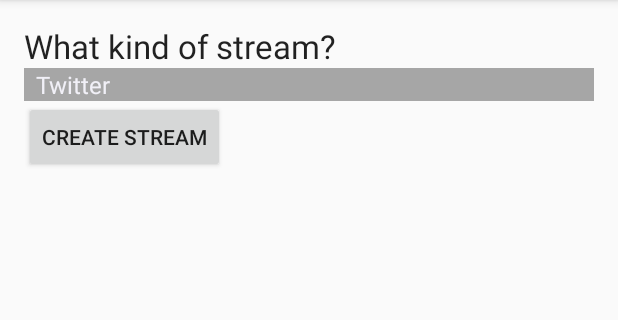
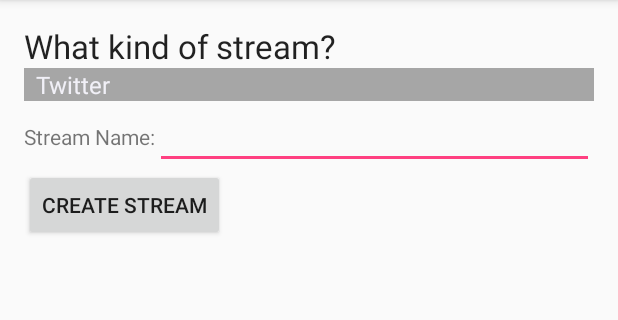
Before and after one commit to Team-Sigma/PhotoStream, an Android app: the screen it shows after launch (NewStreamActivity), after a tap on "Add…", on a phone screen of 412 x 824 dp, the part 84-404 px from its top. Run offline under Robolectric (Android 15) with nearby library versions, the phone set to English and light mode, and no system bars; 8 statements that could not run were skipped; 2 other taps on this screen came first.

Commit message:
Added names to streams, minor fixes and cleanup

```diff
--- a/app/src/main/java/org/sigma/photostream/MainActivity.java
+++ b/app/src/main/java/org/sigma/photostream/MainActivity.java
@@ -21,6 +21,11 @@ import org.sigma.photostream.stream.Stream;
 import org.sigma.photostream.stream.TwitterQuery;
 import org.sigma.photostream.stream.TwitterStream;
 
+import java.util.ArrayList;
+import java.util.LinkedList;
+import java.util.List;
+import java.util.Map;
+
 public class MainActivity extends AppCompatActivity
         implements NavigationView.OnNavigationItemSelectedListener {
     public static final String EXTRA_STREAM_ID = "EXTRA_STREAM_ID";
@@ -40,6 +45,10 @@ public class MainActivity extends AppCompatActivity
 
     private Stream currentStream = null;
 
+    public List<Stream> availableStreams = new ArrayList<>();
+
+    private List<OnPauseListener> onPauseListeners = new LinkedList<>();
+
     @Override
     protected void onCreate(Bundle savedInstanceState) {
         super.onCreate(savedInstanceState);
@@ -55,12 +64,14 @@ public class MainActivity extends AppCompatActivity
         toolbar = (Toolbar) findViewById(R.id.toolbar);
         setSupportActionBar(toolbar);
 
+        final MainActivity me = this;
+
         fab = (FloatingActionButton) findViewById(R.id.fab);
         fab.setOnClickListener(new View.OnClickListener() {
             @Override
             public void onClick(View view) {
-                Snackbar.make(view, "Replace with your own action", Snackbar.LENGTH_LONG)
-                        .setAction("Action", null).show();
+                Intent intent = new Intent(me, NewStreamActivity.class);
+                startActivity(intent);
             }
         });
 
@@ -73,10 +84,24 @@ public class MainActivity extends AppCompatActivity
         navigationView = (NavigationView) findViewById(R.id.nav_view);
         navigationView.setNavigationItemSelectedListener(this);
 
-        TwitterQuery query = new TwitterQuery();
-        query.exactPhrases.add("lunch");
-        TwitterStream test = new TwitterStream(this, query);
-        setCurrentStream(test);
+        fetchAvailableStreams();
+        if(availableStreams.isEmpty()) {
+            TwitterQuery query = new TwitterQuery();
+            query.exactPhrases.add("lunch");
+            TwitterStream test = new TwitterStream(this, query);
+            databaseManager.save(test);
+            availableStreams.add(test);
+        }
+        setCurrentStream(availableStreams.get(0));
+    }
+
+    private <E extends Stream> void addAll(Map<Long, E> map){
+        availableStreams.addAll(map.values());
+    }
+
+    private void fetchAvailableStreams(){
+        addAll(databaseManager.getAllTwitterStreams());
+        //TODO add more streams here
     }
 
     @Override
@@ -105,13 +130,22 @@ public class MainActivity extends AppCompatActivity
 
         //noinspection SimplifiableIfStatement
         if (id == R.id.action_settings) {
+            startEditStreamActivity(currentStream);
+            return true;
+        }else if(id == R.id.action_refresh){
+            refresh();
             return true;
         }
 
         return super.onOptionsItemSelected(item);
     }
 
-    @SuppressWarnings("StatementWithEmptyBody")
+    private void refresh(){
+        currentStream.getFlotsamAdapter().removeAll();
+        currentStream.refresh();
+        startFetching();
+    }
+
     @Override
     public boolean onNavigationItemSelected(MenuItem item) {
         // Handle navigation view item clicks here.
@@ -142,13 +176,33 @@ public class MainActivity extends AppCompatActivity
         return currentStream;
     }
 
+    private void startFetching(){
+        currentStream.getAsyncUntilCountIs(minimumImageCount);
+    }
+
     public void setCurrentStream(Stream stream) {
         if(stream != null) {
             this.currentStream = stream;
             gridView.setAdapter(stream.getFlotsamAdapter());
-            stream.getAsyncUntilCountIs(minimumImageCount);
+            startFetching();
         }else{
             throw new NullPointerException("CurrentStream should not be null!");
         }
     }
+
+    public void addOnPauseListener(OnPauseListener listener){
+        onPauseListeners.add(listener);
+    }
+
+    @Override
+    protected void onPause() {
+        for(OnPauseListener listener : onPauseListeners){
+            listener.onPause(this);
+        }
+        super.onPause();
+    }
+
+    public interface OnPauseListener{
+        void onPause(MainActivity mainActivity);
+    }
 }
--- a/app/src/main/java/org/sigma/photostream/NewStreamActivity.java
+++ b/app/src/main/java/org/sigma/photostream/NewStreamActivity.java
@@ -6,7 +6,9 @@ import android.view.View;
 import android.widget.AdapterView;
 import android.widget.ArrayAdapter;
 import android.widget.Button;
+import android.widget.EditText;
 import android.widget.Spinner;
+import android.widget.TextView;
 import android.widget.Toast;
 
 import org.sigma.photostream.stream.Stream;
@@ -70,6 +72,8 @@ public class NewStreamActivity extends AppCompatActivity {
             s = new TwitterStream();
         }
         if(s != null){
+            EditText txtStreamName = (EditText) findViewById(R.id.txtStreamName);
+            s.name = txtStreamName.getText().toString();
             MainActivity parent = (MainActivity) this.getParent();
             parent.startEditStreamActivity(s);
             this.finish();
--- a/app/src/main/java/org/sigma/photostream/data/DatabaseManager.java
+++ b/app/src/main/java/org/sigma/photostream/data/DatabaseManager.java
@@ -6,6 +6,7 @@ import android.database.Cursor;
 import android.database.sqlite.SQLiteDatabase;
 import android.database.sqlite.SQLiteOpenHelper;
 
+import org.sigma.photostream.stream.Stream;
 import org.sigma.photostream.stream.TwitterQuery;
 import org.sigma.photostream.stream.TwitterStream;
 import org.sigma.photostream.util.Converter;
@@ -23,8 +24,22 @@ import java.util.StringTokenizer;
  * Singleton class that handles all the SQL and other database stuff.
  *
  * <h1>Versioning</h1>
- * <em>Current version: 1</em>
+ * <em>Current version: 2</em>
  * I will maintain a big table of version changes here, to make upgrading as painless as possible.
+ * <table>
+ *     <tr>
+ *         <th>Number</th>
+ *         <th>Notes</th>
+ *     </tr>
+ *     <tr>
+ *         <td>1</td>
+ *         <td>Added Twitter Query and Twitter Stream tables</td>
+ *     </tr>
+ *     <tr>
+ *         <td>2</td>
+ *         <td>Added name column to both tables</td>
+ *     </tr>
+ * </table>
  *
  * @author Tobias Highfill
  */
@@ -64,7 +79,7 @@ public class DatabaseManager {
     /**
      * The current database version. See the versioning info above.
      */
-    public static final int DATABASE_VERSION = 1;
+    public static final int DATABASE_VERSION = 2;
 
     /**
      * The full type definition for primary keys in this DB including constraints.
@@ -72,6 +87,7 @@ public class DatabaseManager {
     public static final String PRIMARY_KEY_DEF = "INTEGER PRIMARY KEY ASC ON CONFLICT FAIL AUTOINCREMENT";
 
     public static final String ID = "id";
+    public static final String NAME = "name";
 
     /**
      * The name of the table storing the Twitter Queries
@@ -89,11 +105,12 @@ public class DatabaseManager {
     public static final String TQ_HASHTAGS = "hashtags";
     //The creation query
     private static final String CREATE_TWITTER_QUERY = String.format(
-            "CREATE TABLE IF NOT EXISTS %s (%s %s , %s TEXT, %s TEXT," +
+            "CREATE TABLE IF NOT EXISTS %s (%s %s, %s TEXT , %s TEXT, %s TEXT," +
                     "%s INTEGER, %s TEXT, %s TEXT, %s TEXT, %s TEXT, %s TEXT, %s TEXT)",
             TWITTER_QUERY,
             ID,
             PRIMARY_KEY_DEF,
+            NAME,
             TQ_FROMUSER,
             TQ_FROMLIST,
             TQ_QUESTION,
@@ -115,11 +132,12 @@ public class DatabaseManager {
     public static final String TS_QUERY = "query";
     //The creation query
     private static final String CREATE_TWITTER_STREAM = String.format(
-            "CREATE TABLE IF NOT EXISTS %s (%s %s, %s INTEGER NOT NULL, %s INTEGER," +
+            "CREATE TABLE IF NOT EXISTS %s (%s %s, %s TEXT, %s INTEGER NOT NULL, %s INTEGER," +
                     "%s INTEGER, %s INTEGER REFERENCES %s MATCH %s ON UPDATE SET NULL)",
             TWITTER_STREAM,
             ID,
             PRIMARY_KEY_DEF,
+            NAME,
             TS_TWEETBATCHSIZE,
             TS_DOGEOCODE,
             TS_GEOCODERADIUS,
@@ -144,6 +162,8 @@ public class DatabaseManager {
             res.fromUser = getString(cur, column);
             column = cur.getColumnIndex(TQ_FROMLIST);
             res.fromList = getString(cur, column);
+            column = cur.getColumnIndex(NAME);
+            res.name = getString(cur, column, Stream.defaultName(res));
             column = cur.getColumnIndex(TQ_QUESTION);
             res.question = getBoolean(cur, column, false);
             column = cur.getColumnIndex(TQ_SINCEDATE);
@@ -180,6 +200,8 @@ public class DatabaseManager {
             TwitterStream res = new TwitterStream(thisID, query);
             column = cur.getColumnIndex(TS_TWEETBATCHSIZE);
             res.tweetBatchSize = cur.getInt(column);
+            column = cur.getColumnIndex(NAME);
+            res.name = getString(cur, column, Stream.defaultName(res));
             column = cur.getColumnIndex(TS_DOGEOCODE);
             res.doGeocode = getBoolean(cur, column, false);
             column = cur.getColumnIndex(TS_GEOCODERADIUS);
@@ -206,13 +228,24 @@ public class DatabaseManager {
     }
 
     /**
-     * Convenience method for pulling out text fro a column
+     * Convenience method for pulling out text from a column
      * @param cur The Cursor pointing at the row
      * @param column The column to extract from
      * @return null if the column is NULL, the text otherwise
      */
     public static String getString(Cursor cur, int column){
-        return cur.isNull(column)?null:cur.getString(column);
+        return getString(cur, column, null);
+    }
+
+    /**
+     * Convenience method for pulling out text from a column with a default
+     * @param cur The Cursor pointing at the row
+     * @param column The column to extract from
+     * @param def The value to return if it is NULL
+     * @return The text if the column is not NULL, the default otherwise
+     */
+    public static String getString(Cursor cur, int column, String def){
+        return cur.isNull(column)?def:cur.getString(column);
     }
 
     /**
@@ -439,6 +472,12 @@ public class DatabaseManager {
         };
     }
 
+    /**
+     * Convenience function for creating empty {@link ContentValues} objects
+     * @param e The source object
+     * @param <E> The type of the source object
+     * @return A converter that only returns an empty {@link ContentValues}
+     */
     private <E> Converter<E, ContentValues> basicConverter(E e){
         return basicConverter(e, new ContentValues());
     }
@@ -446,9 +485,9 @@ public class DatabaseManager {
     private Map<Long, TwitterQuery> twitterQueryMap = null;
 
     /**
-     * Fetches the TwitterQuery with the corresponding ID
+     * Fetches the {@link TwitterQuery} with the corresponding ID
      * @param id The ID of the query to fetch
-     * @return The corresponding TwitterQuery
+     * @return The corresponding {@link TwitterQuery}
      */
     public TwitterQuery twitterQueryFromID(long id){
         if(twitterQueryMap == null) {
@@ -486,6 +525,11 @@ public class DatabaseManager {
 
     private Map<Long, TwitterStream> twitterStreamMap = null;
 
+    /**
+     * Fetch a single Twitter Stream by its ID
+     * @param id The ID of the Twitter Stream to fetch
+     * @return The corresponding TwitterStream or null if it can't be found
+     */
     public TwitterStream twitterStreamFromID(long id){
         if(twitterStreamMap == null){
             return fetchByID(id, TWITTER_STREAM, CURSOR_TWITTER_STREAM_CONVERTER);
@@ -493,16 +537,23 @@ public class DatabaseManager {
         return twitterStreamMap.get(id);
     }
 
+    /**
+     * Maps all Twitter Streams by their IDs
+     * @return A mapping of longs to Twitter Streams
+     */
     public Map<Long, TwitterStream> getAllTwitterStreams(){
         if(twitterStreamMap == null){
+            //Cache the queries
+            getAllTwitterQueries();
+            //Fetch and cache the streams
             twitterStreamMap = getAll(TWITTER_STREAM, CURSOR_TWITTER_STREAM_CONVERTER);
         }
         return twitterStreamMap;
     }
 
     /**
-     *
-     * @param stream
+     * Saves the stream and its query
+     * @param stream The stream to save
      * @return The ID of the entry or -1 if there was an error
      */
     public long save(TwitterStream stream){
@@ -510,9 +561,9 @@ public class DatabaseManager {
     }
 
     /**
-     *
-     * @param stream
-     * @param saveQuery
+     * Saves the stream and, optionally, its query
+     * @param stream The stream to save
+     * @param saveQuery True if you want to save the query as well
      * @return The ID of the entry or -1 if there was an error
      */
     public long save(TwitterStream stream, boolean saveQuery){
@@ -531,6 +582,11 @@ public class DatabaseManager {
         return res;
     }
 
+    /**
+     * Helper class to open the SQLite DB and handle table creation and version upgrades
+     *
+     * @author Tobias Highfill
+     */
     private class DBOpenHelper extends SQLiteOpenHelper{
 
         private DBOpenHelper(Context context){
@@ -545,7 +601,12 @@ public class DatabaseManager {
 
         @Override
         public void onUpgrade(SQLiteDatabase db, int oldVersion, int newVersion) {
-
+            if(oldVersion <= 1 && newVersion >= 2){
+                //Add name column to twitter query, twitter stream tables
+                for(String table : new String[]{TWITTER_QUERY, TWITTER_STREAM}) {
+                    db.execSQL(String.format("ALTER TABLE %s ADD COLUMN %s TEXT", table, NAME));
+                }
+            }
         }
     }
 }
--- a/app/src/main/java/org/sigma/photostream/data/Savable.java
+++ b/app/src/main/java/org/sigma/photostream/data/Savable.java
@@ -25,4 +25,10 @@ public interface Savable extends Identifiable {
      * @return The name of a nullable column
      */
     String nullColumn();
+
+    /**
+     * Gets a human readable name for this object
+     * @return A name for this object
+     */
+    String getName();
 }
--- a/app/src/main/java/org/sigma/photostream/stream/Stream.java
+++ b/app/src/main/java/org/sigma/photostream/stream/Stream.java
@@ -3,6 +3,7 @@ package org.sigma.photostream.stream;
 import android.content.Context;
 import android.view.View;
 
+import org.sigma.photostream.MainActivity;
 import org.sigma.photostream.R;
 import org.sigma.photostream.data.Savable;
 
@@ -13,6 +14,10 @@ import java.util.List;
  * @author Tobias Highfill
  */
 public abstract class Stream implements Savable {
+
+    public static <E extends Savable> String defaultName(E obj){
+        return obj.getClass().getSimpleName() + " " + obj.getID();
+    }
 
     public static final int NORMAL = 0;
     public static final int FETCHING = 1;
@@ -28,9 +33,26 @@ public abstract class Stream implements Savable {
 
     private final FlotsamAdapter adapter;
 
+    public String name;
+
     public Stream(long id, final Context context){
         this.id = id;
         adapter = new FlotsamAdapter(context, R.layout.flotsam);
+        name = defaultName(this);
+
+        //Save this stream automatically on pause
+        final Stream thisStream = this;
+        MainActivity.mainActivity.addOnPauseListener(new MainActivity.OnPauseListener() {
+            @Override
+            public void onPause(MainActivity mainActivity) {
+                mainActivity.databaseManager.save(thisStream);
+            }
+        });
+    }
+
+    @Override
+    public String getName() {
+        return name;
     }
 
     /**
@@ -81,6 +103,7 @@ public abstract class Stream implements Savable {
 
     public void getUntilCountIs(int count){
         while(this.count() < count && this.hasMoreImages()){
+            System.out.println("Count = " + this.count() + ", goal = " + count);
             next();
         }
     }
--- a/app/src/main/java/org/sigma/photostream/stream/TwitterQuery.java
+++ b/app/src/main/java/org/sigma/photostream/stream/TwitterQuery.java
@@ -20,6 +20,8 @@ public class TwitterQuery implements Savable {
         return dbm.save((TwitterQuery) null);
     }
 
+    public String name;
+
     public String fromUser = null;
     public String fromList = null;
     public boolean question = false;
@@ -36,12 +38,18 @@ public class TwitterQuery implements Savable {
 
     public TwitterQuery(long id){
         this.id = id;
+        this.name = Stream.defaultName(this);
     }
 
     public TwitterQuery(){
         this(generateID());
         //Save the defaults as they are
         DatabaseManager.getInstance().save(this);
+    }
+
+    @Override
+    public String getName() {
+        return name;
     }
 
     private static String ISOformat(Date d){
@@ -96,6 +104,7 @@ public class TwitterQuery implements Savable {
     public ContentValues toContentValues() {
         ContentValues vals = new ContentValues();
         vals.put(DatabaseManager.ID, getID());
+        vals.put(DatabaseManager.NAME, name);
         vals.put(DatabaseManager.TQ_FROMUSER, fromUser);
         vals.put(DatabaseManager.TQ_FROMLIST, fromList);
         vals.put(DatabaseManager.TQ_QUESTION, question);
--- a/app/src/main/java/org/sigma/photostream/stream/TwitterStream.java
+++ b/app/src/main/java/org/sigma/photostream/stream/TwitterStream.java
@@ -160,6 +160,7 @@ public class TwitterStream extends TembooStream {
     public ContentValues toContentValues() {
         ContentValues vals = new ContentValues();
         vals.put(DatabaseManager.ID, getID());
+        vals.put(DatabaseManager.NAME, name);
         vals.put(DatabaseManager.TS_TWEETBATCHSIZE, tweetBatchSize);
         vals.put(DatabaseManager.TS_DOGEOCODE, doGeocode);
         vals.put(DatabaseManager.TS_GEOCODERADIUS, getGeocodeRadius());
--- a/app/src/main/res/layout/activity_new_stream.xml
+++ b/app/src/main/res/layout/activity_new_stream.xml
@@ -31,6 +31,24 @@
             android:id="@+id/spnStreamSelect"
             android:background="#a6a6a6"/>
 
+        <LinearLayout
+            android:orientation="horizontal"
+            android:layout_width="match_parent"
+            android:layout_height="wrap_content">
+
+            <TextView
+                android:layout_width="wrap_content"
+                android:layout_height="wrap_content"
+                android:text="Stream Name:"
+                android:id="@+id/lblStreamName"/>
+
+            <EditText
+                android:layout_width="wrap_content"
+                android:layout_height="wrap_content"
+                android:id="@+id/txtStreamName"
+                android:layout_weight="1"/>
+        </LinearLayout>
+
         <Button
             android:layout_width="wrap_content"
             android:layout_height="wrap_content"
--- a/app/src/main/res/layout/app_bar_main.xml
+++ b/app/src/main/res/layout/app_bar_main.xml
@@ -29,9 +29,8 @@
         android:layout_height="wrap_content"
         android:layout_gravity="bottom|end"
         android:layout_margin="@dimen/fab_margin"
-        android:foreground="@android:drawable/ic_input_add"
+        android:foreground="@android:drawable/ic_menu_add"
         android:cropToPadding="false"
-        android:foregroundTint="#ffffff"
         app:backgroundTint="#f94444"/>
 
 </android.support.design.widget.CoordinatorLayout>
--- a/app/src/main/res/layout/content_main.xml
+++ b/app/src/main/res/layout/content_main.xml
@@ -18,5 +18,7 @@
         android:id="@+id/gridView"
         android:layout_alignParentTop="true"
         android:layout_alignParentLeft="true"
-        android:layout_alignParentStart="true"/>
+        android:layout_alignParentStart="true"
+        android:numColumns="auto_fit"
+        android:stretchMode="columnWidth"/>
 </RelativeLayout>
--- a/app/src/main/res/menu/main.xml
+++ b/app/src/main/res/menu/main.xml
@@ -6,4 +6,10 @@
         android:orderInCategory="100"
         android:title="@string/action_settings"
         app:showAsAction="never" />
+
+    <item
+        android:id="@+id/action_refresh"
+        android:orderInCategory="200"
+        android:title="@string/action_refresh"
+        app:showAsAction="never" />
 </menu>
--- a/app/src/main/res/values/strings.xml
+++ b/app/src/main/res/values/strings.xml
@@ -6,6 +6,7 @@
     <string name="navigation_drawer_close">Close navigation drawer</string>
 
     <string name="action_settings">Settings</string>
+    <string name="action_refresh">Refresh</string>
     <string name="imgFlotsam_desc">image form the web</string>
 
     <string name="wait_for_popup">Image is loading, please wait.</string>
```
Also changed, not shown: app/src/main/java/org/sigma/photostream/stream/FlotsamAdapter.java (+10 -4 lines).
